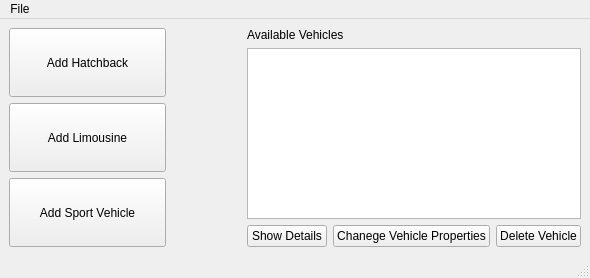
First picture: the form in forms/mainwindow.ui, repository FiejdaszBartosz/car_dealership_project, before the edit.
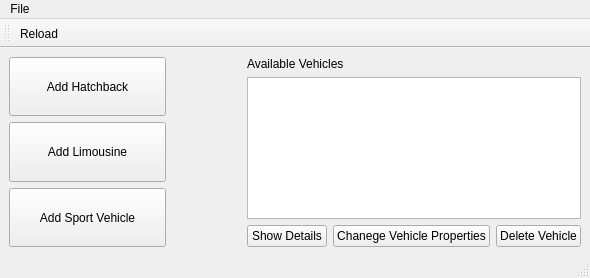
Second picture: the form after the edit.

```diff
--- a/forms/mainwindow.ui
+++ b/forms/mainwindow.ui
@@ -169,6 +169,18 @@
    <addaction name="menuFile"/>
   </widget>
   <widget class="QStatusBar" name="statusbar"/>
+  <widget class="QToolBar" name="toolBar">
+   <property name="windowTitle">
+    <string>toolBar</string>
+   </property>
+   <attribute name="toolBarArea">
+    <enum>TopToolBarArea</enum>
+   </attribute>
+   <attribute name="toolBarBreak">
+    <bool>false</bool>
+   </attribute>
+   <addaction name="actionReload"/>
+  </widget>
   <action name="actionSave">
    <property name="text">
     <string>Save</string>
@@ -179,6 +191,11 @@
     <string>Load</string>
    </property>
   </action>
+  <action name="actionReload">
+   <property name="text">
+    <string>Reload</string>
+   </property>
+  </action>
  </widget>
  <resources/>
  <connections/>
```
